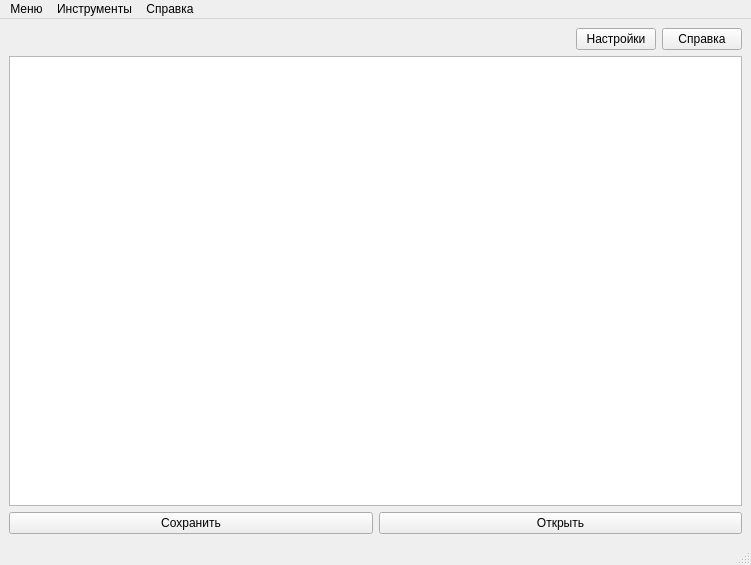
Old version of the form MainWindow.ui in the repository mrEscow/GB_QT.
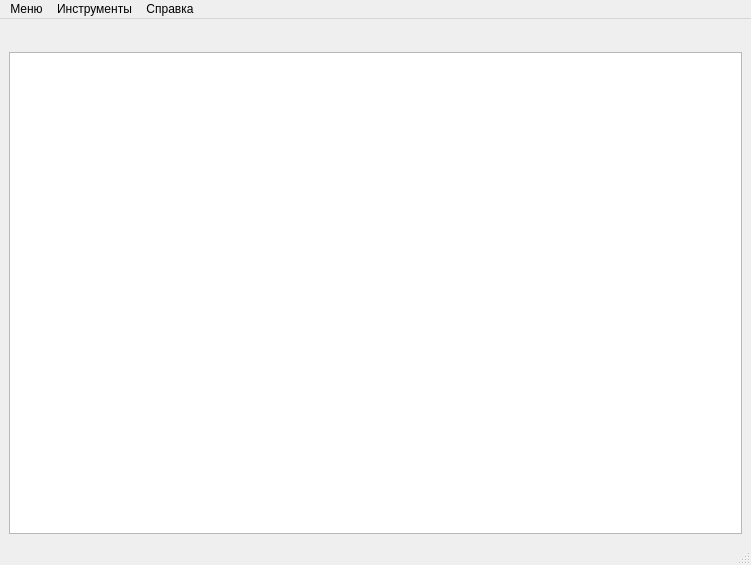
New version of the form.

Commit message: Added new menu button for closing file

What changed in the file:
```diff
--- a/MainWindow.ui
+++ b/MainWindow.ui
@@ -17,57 +17,27 @@
    <layout class="QGridLayout" name="gridLayout_2">
     <item row="0" column="0">
      <layout class="QGridLayout" name="gridLayout">
-      <item row="6" column="0">
-       <layout class="QHBoxLayout" name="horizontalLayout">
-        <item>
-         <widget class="QPushButton" name="saveButton">
-          <property name="text">
-           <string>Сохранить</string>
-          </property>
-         </widget>
-        </item>
-        <item>
-         <widget class="QPushButton" name="openButton">
-          <property name="text">
-           <string>Открыть</string>
-          </property>
-         </widget>
-        </item>
-       </layout>
+      <item row="7" column="0">
+       <layout class="QHBoxLayout" name="horizontalLayout"/>
+      </item>
+      <item row="5" column="0">
+       <widget class="QTextEdit" name="textEdit"/>
       </item>
       <item row="3" column="0">
-       <layout class="QHBoxLayout" name="horizontalLayout_2">
-        <item>
-         <spacer name="horizontalSpacer">
-          <property name="orientation">
-           <enum>Qt::Horizontal</enum>
-          </property>
-          <property name="sizeHint" stdset="0">
-           <size>
-            <width>40</width>
-            <height>20</height>
-           </size>
-          </property>
-         </spacer>
-        </item>
-        <item>
-         <widget class="QPushButton" name="pushButton">
-          <property name="text">
-           <string>Настройки</string>
-          </property>
-         </widget>
-        </item>
-        <item>
-         <widget class="QPushButton" name="helpButton">
-          <property name="text">
-           <string>Справка</string>
-          </property>
-         </widget>
-        </item>
-       </layout>
+       <layout class="QHBoxLayout" name="horizontalLayout_2"/>
       </item>
       <item row="4" column="0">
-       <widget class="QTextEdit" name="textEdit"/>
+       <widget class="QLabel" name="nameFileLabel">
+        <property name="font">
+         <font>
+          <pointsize>12</pointsize>
+          <bold>true</bold>
+         </font>
+        </property>
+        <property name="text">
+         <string/>
+        </property>
+       </widget>
       </item>
      </layout>
     </item>
```
Left out of the diff: 12 changed lines with no effect on the pictures. The commit also changes 3 other files.
